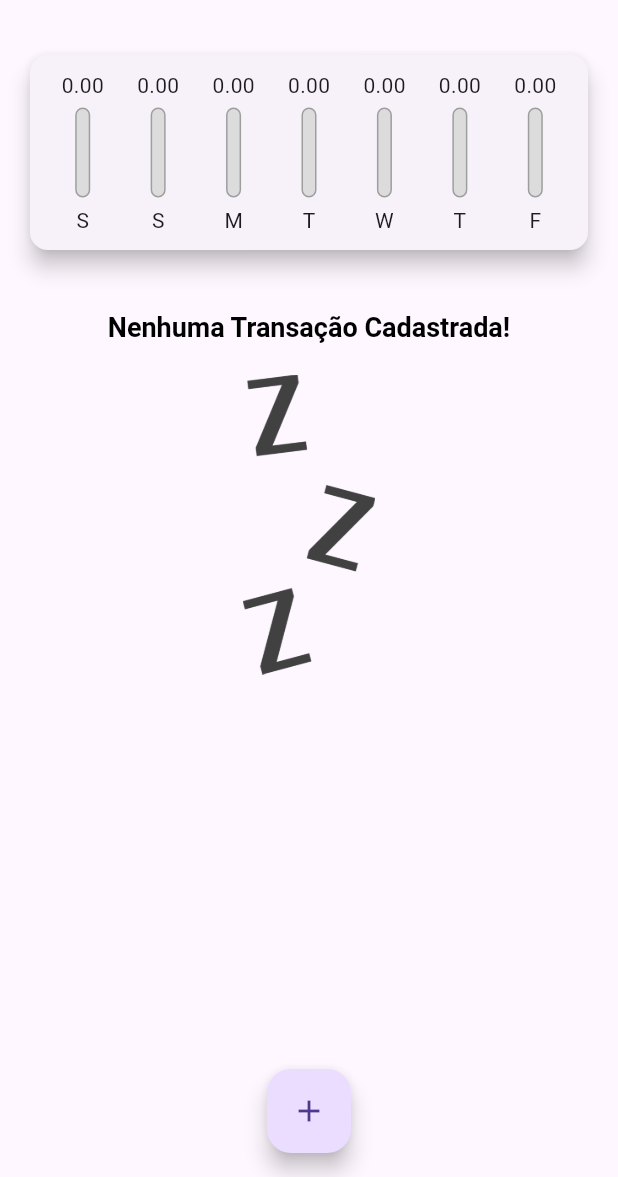
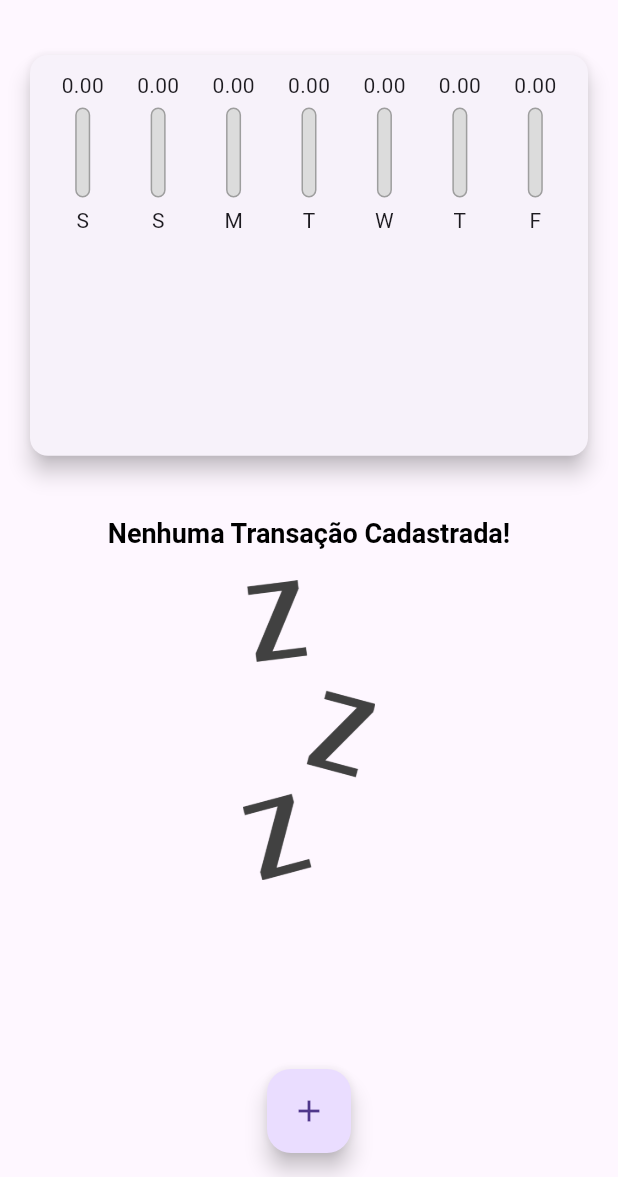
Before and after one commit to GabrielHR0sa/Learning_Flutter, a Flutter app: the screen it shows after launch, on a phone screen of 412 x 824 dp, the part 59-1236 px from its top. Run offline on Flutter 3.47's test engine with Material 3 defaults, Android fonts, the phone set to English and light mode, and no system bars; Roboto replaces fonts that are missing (OpenSans).

Commit message:
another session - changing to resposive

```diff
--- a/expenses/lib/components/transaction_list.dart
+++ b/expenses/lib/components/transaction_list.dart
@@ -11,9 +11,7 @@ class TransactionList extends StatelessWidget {
 
   @override
   Widget build(BuildContext context) {
-    return SizedBox(
-      height: 300,
-      child: transactions.isEmpty
+    return transactions.isEmpty
         ? Column(
             children: [
               const SizedBox(height: 20),
@@ -72,7 +70,6 @@ class TransactionList extends StatelessWidget {
                 ),
               );
             },
-            ),
           );
   }
 }
--- a/expenses/lib/main.dart
+++ b/expenses/lib/main.dart
@@ -95,8 +95,7 @@ class _MyHomePageState extends State<MyHomePage> {
 
   @override
   Widget build(BuildContext context) {
-    return Scaffold(
-      appBar: AppBar(
+    final appBar = AppBar(
       title: const Text('Despesas Pessoais'),
       actions: [
         IconButton(
@@ -104,13 +103,23 @@ class _MyHomePageState extends State<MyHomePage> {
           onPressed: () => _openTransactionFormModal(context),
         ),
       ],
-      ),
+    );
+    final availableHeight = MediaQuery.of(context).size.height -
+        appBar.preferredSize.height -
+        MediaQuery.of(context).padding.top;
+
+    return Scaffold(
+      appBar: appBar,
       body: SingleChildScrollView(
         child: Column(
           crossAxisAlignment: CrossAxisAlignment.stretch,
           children: [
-            Chart(_recentTransactions),
-            TransactionList(_transactions, _removeTransaction),
+            Container(
+                height: availableHeight * 0.4,
+                child: Chart(_recentTransactions)),
+            Container(
+                height: availableHeight * 0.6,
+                child: TransactionList(_transactions, _removeTransaction)),
           ],
         ),
       ),
```
Lines whose indentation alone changed are shown as unchanged.
